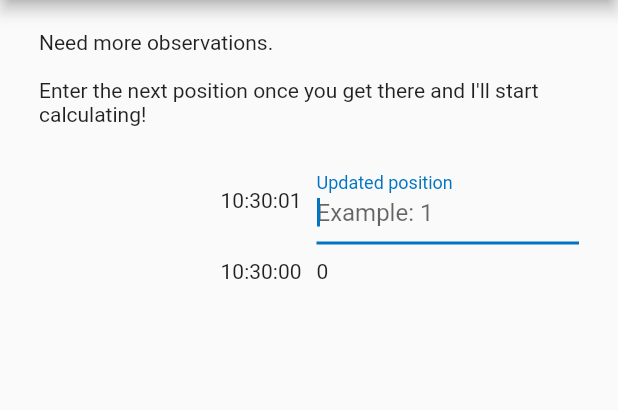
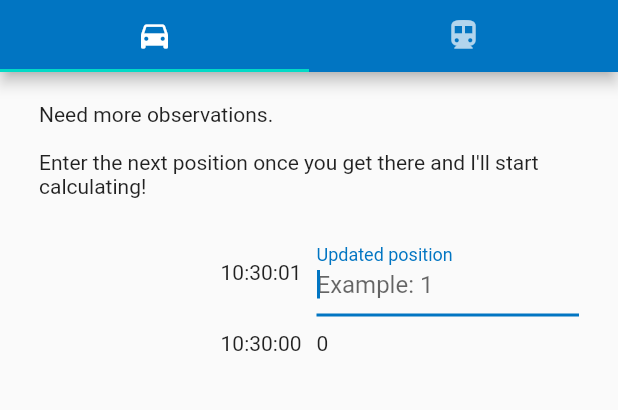
Before and after one commit to walles/waitinator, a Flutter app: the EtaScreen widget shown alone on an empty page, opened directly with empty values, on a phone screen of 412 x 824 dp, the part 84-494 px from its top. Run offline on Flutter 3.47's test engine with Material 2 defaults, Android fonts, the light colour scheme and no system bars; drawn by our look-alikes of flutter_layout_grid.

Commit message:
Add tabs to the ETA UI
TODO:
* Tab switching looks weird with the column layout, fix that.
* Use sensible icons
* Actually draw a graph

```diff
--- a/lib/eta_screen.dart
+++ b/lib/eta_screen.dart
@@ -8,7 +8,7 @@ import 'package:intl/intl.dart';
 import 'observation.dart';
 import 'compute_estimate.dart';
 import 'estimate.dart';
-import 'screen_wrapper.dart';
+import 'tabbed_screen_wrapper.dart';
 
 class EtaScreen extends StatefulWidget {
   final int _target;
@@ -58,13 +58,24 @@ class _EtaScreenState extends State<EtaScreen> {
       );
     }
 
-    return ScreenWrapper(<Widget>[
+    var numbersTab =
+        Column(mainAxisAlignment: MainAxisAlignment.start, children: [
       estimateWidget,
       const SizedBox(
           height:
               20 // FIXME: What is the unit here? How will this look on different devices?
           ),
       _renderObservations(),
+    ]);
+
+    var graphTab = const Icon(Icons.directions_bike);
+
+    return TabbedScreenWrapper(const [
+      Tab(icon: Icon(Icons.directions_car)),
+      Tab(icon: Icon(Icons.directions_transit)),
+    ], [
+      numbersTab,
+      graphTab,
     ]);
   }
 
--- a/lib/screen_wrapper.dart
+++ b/lib/screen_wrapper.dart
@@ -15,23 +15,8 @@ class ScreenWrapper extends StatelessWidget {
   @override
   Widget build(BuildContext context) {
     return Scaffold(
-      appBar: AppBar(title: const Text('Waitinator'), actions: [
-        IconButton(
-          icon: const Icon(Icons.info),
-          onPressed: () {
-            showAboutDialog(
-                context: context,
-                applicationLegalese: "© 2022 johan.walles@gmail.com",
-                children: [
-                  Padding(
-                    padding: const EdgeInsets.all(8.0),
-                    child: _infoText(),
-                  ),
-                ]);
-          },
-          tooltip: 'About',
-        ),
-      ]),
+      appBar:
+          AppBar(title: const Text('Waitinator'), actions: actions(context)),
       body: Container(
         alignment: Alignment.center,
         child: Container(
@@ -48,7 +33,27 @@ class ScreenWrapper extends StatelessWidget {
     );
   }
 
-  Text _infoText() {
+  static List<Widget> actions(BuildContext context) {
+    return [
+      IconButton(
+        icon: const Icon(Icons.info),
+        onPressed: () {
+          showAboutDialog(
+              context: context,
+              applicationLegalese: "© 2022 johan.walles@gmail.com",
+              children: [
+                Padding(
+                  padding: const EdgeInsets.all(8.0),
+                  child: infoText(),
+                ),
+              ]);
+        },
+        tooltip: 'About',
+      ),
+    ];
+  }
+
+  static Text infoText() {
     return Text.rich(TextSpan(children: [
       const TextSpan(
           text: "Calculates how long is left before you get to the"
@@ -59,7 +64,7 @@ class ScreenWrapper extends StatelessWidget {
     ]));
   }
 
-  TextSpan _link(String text, Uri destination) {
+  static TextSpan _link(String text, Uri destination) {
     return TextSpan(
         style: const TextStyle(
             color: Colors.blue, decoration: TextDecoration.underline),
--- /dev/null
+++ b/lib/tabbed_screen_wrapper.dart
@@ -0,0 +1,45 @@
+import 'package:flutter/material.dart';
+import 'package:waitinator/screen_wrapper.dart';
+
+// FIXME: Merge this class with ScreenWrapper? They are similar.
+
+class TabbedScreenWrapper extends StatelessWidget {
+  final List<Tab> _tabs;
+  final List<Widget> _tabViews;
+
+  /// The [children] will be rendered in a Column.
+  TabbedScreenWrapper(List<Tab> tabs, List<Widget> tabViews, {Key? key})
+      : _tabs = tabs,
+        _tabViews = tabViews,
+        super(key: key) {
+    assert(_tabs.length == _tabViews.length,
+        'The number of tabs must match the number of views');
+  }
+
+  @override
+  Widget build(BuildContext context) {
+    return DefaultTabController(
+        length: _tabs.length,
+        child: Scaffold(
+          appBar: AppBar(
+            title: const Text('Waitinator'),
+            bottom: TabBar(
+              tabs: _tabs,
+            ),
+            actions: ScreenWrapper.actions(context),
+          ),
+          body: Container(
+            alignment: Alignment.center,
+            child: Container(
+                padding: const EdgeInsets.all(20.0),
+                constraints: const BoxConstraints(
+                    maxWidth:
+                        400 // FIXME: What is the unit here? How will this look on different devices?
+                    ),
+                child: TabBarView(
+                  children: _tabViews,
+                )),
+          ),
+        ));
+  }
+}
```
Also changed, not shown: 1 other file.
